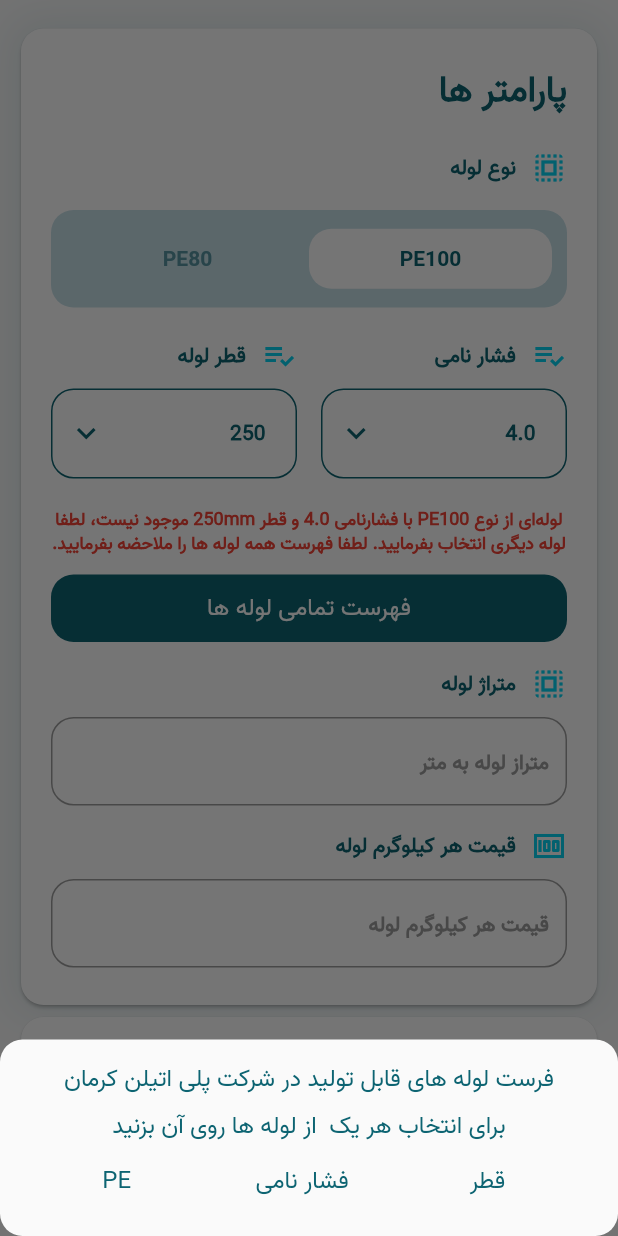
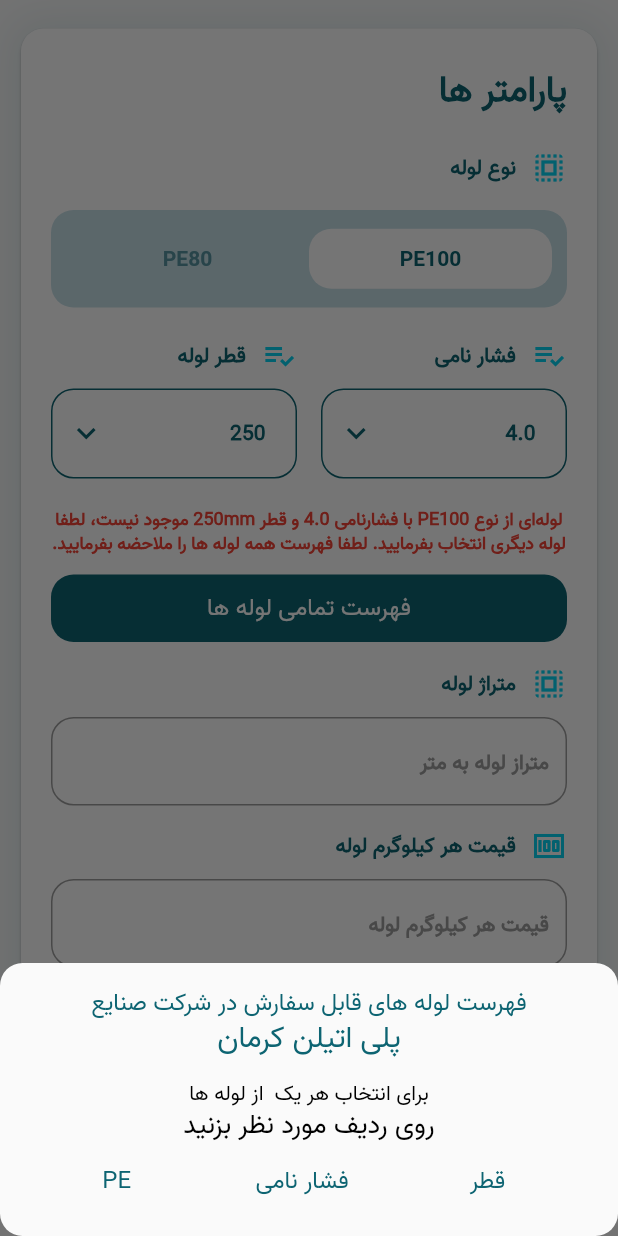
Before and after one commit to Ahmad-Vakilzadeh/kpi-app, a Flutter app: the MeasureScreen screen opened directly, after a tap on "PE80", after a tap on "PE100", after a tap on "فهرست تمامی لوله ها", on a phone screen of 412 x 824 dp. Run offline on Flutter 3.47's test engine with Material 2 defaults, Android fonts, the light colour scheme and no system bars; our stand-ins replace shared_preferences, sqflite; missing offline and left inert: rive_splash_screen; accounts and stored records are empty; Roboto replaces fonts that are missing (Vaizr).

Commit message:
Fix : comments fixes

```diff
--- a/lib/Screens/Measure/page_manage.dart
+++ b/lib/Screens/Measure/page_manage.dart
@@ -2,6 +2,7 @@
 import 'package:flutter/material.dart';
 import 'package:kpi_app/Screens/AboutUs/about_us.dart';
 import 'package:kpi_app/Screens/MeasureScreen/measure_screen.dart';
+import 'package:kpi_app/Screens/OnBoardingScreens/on_boarding.dart';
 import 'package:kpi_app/Screens/Standards/standards_screen.dart';
 import 'package:kpi_app/Widgets/BottomNavigation/bottom_navigation.dart';
 import 'package:kpi_app/constants.dart';
@@ -104,8 +105,10 @@
                   ),
                 ),
                 onTap: () {
-                  Navigator.push(context,
-                      MaterialPageRoute(builder: (context) => const AboutUs()));
+                  Navigator.push(
+                      context,
+                      MaterialPageRoute(
+                          builder: (context) => const OnBoardingScreen()));
                 },
               ),
               ListTile(
--- a/lib/Screens/MeasureScreen/measure_screen.dart
+++ b/lib/Screens/MeasureScreen/measure_screen.dart
@@ -1,6 +1,7 @@
 import 'dart:async';
 
 import 'package:flutter/material.dart';
+import 'package:intl/intl.dart' as intl;
 import 'package:kpi_app/Engine/measuring.dart';
 import 'package:kpi_app/Widgets/input_measure.dart';
 import 'package:kpi_app/Widgets/input_selector.dart';
@@ -10,6 +11,7 @@
 int peNumber = 100;
 int exdia = 250;
 double? pressure = 4;
+var formatter = intl.NumberFormat('#,##,000');
 
 class MeasureScreen extends StatefulWidget {
   const MeasureScreen({Key? key}) : super(key: key);
@@ -531,7 +533,7 @@
                                             child: Column(
                                               children: [
                                                 const Text(
-                                                  "فرست لوله های قابل تولید در شرکت پلی اتیلن کرمان",
+                                                  "فهرست لوله های قابل سفارش در شرکت صنایع",
                                                   textAlign: TextAlign.center,
                                                   textDirection:
                                                       TextDirection.rtl,
@@ -542,18 +544,42 @@
                                                     fontWeight: FontWeight.w400,
                                                   ),
                                                 ),
-                                                const SizedBox(
-                                                  height: 10,
-                                                ),
                                                 const Text(
-                                                  "برای انتخاب هر یک  از لوله ها روی آن بزنید",
+                                                  "پلی اتیلن کرمان",
                                                   textAlign: TextAlign.center,
                                                   textDirection:
                                                       TextDirection.rtl,
                                                   style: TextStyle(
                                                     color: kShadeDarkColor,
                                                     fontFamily: "Vazir",
-                                                    fontSize: 16,
+                                                    fontSize: 20,
+                                                    fontWeight: FontWeight.w400,
+                                                  ),
+                                                ),
+                                                const SizedBox(
+                                                  height: 15,
+                                                ),
+                                                const Text(
+                                                  "برای انتخاب هر یک  از لوله ها",
+                                                  textAlign: TextAlign.center,
+                                                  textDirection:
+                                                      TextDirection.rtl,
+                                                  style: TextStyle(
+                                                    color: Colors.black,
+                                                    fontFamily: "Vazir",
+                                                    fontSize: 14,
+                                                    fontWeight: FontWeight.w400,
+                                                  ),
+                                                ),
+                                                const Text(
+                                                  "روی ردیف مورد نظر بزنید",
+                                                  textAlign: TextAlign.center,
+                                                  textDirection:
+                                                      TextDirection.rtl,
+                                                  style: TextStyle(
+                                                    color: Colors.black,
+                                                    fontFamily: "Vazir",
+                                                    fontSize: 18,
                                                     fontWeight: FontWeight.w400,
                                                   ),
                                                 ),
@@ -825,7 +851,7 @@
                                                             "weight") *
                                                         getNumberFromController(
                                                             lengthCount))
-                                                    .toString(),
+                                                    .toStringAsFixed(2),
                                                 style: const TextStyle(
                                                   color: kShadeDarkColor,
                                                   fontFamily: "Vazir",
@@ -850,7 +876,7 @@
                                             children: [
                                               Text(
                                                 getField(snapshot.data, "SDR")
-                                                    .toStringAsFixed(2),
+                                                    .toStringAsFixed(0),
                                                 style: const TextStyle(
                                                   color: kShadeDarkColor,
                                                   fontFamily: "Vazir",
@@ -859,7 +885,7 @@
                                                 ),
                                               ),
                                               const Text(
-                                                "نسبت قطر به ضخامت",
+                                                "(SDR)نسبت قطر به ضخامت",
                                                 textAlign: TextAlign.right,
                                                 style: TextStyle(
                                                   color: kShadeDarkColor,
@@ -884,11 +910,11 @@
                                                 MainAxisAlignment.spaceBetween,
                                             children: [
                                               Text(
-                                                (getField(snapshot.data,
-                                                            "weight") *
-                                                        getNumberFromController(
-                                                            moneyCount))
-                                                    .toStringAsFixed(2),
+                                                formatter.format((getField(
+                                                        snapshot.data,
+                                                        "weight") *
+                                                    getNumberFromController(
+                                                        moneyCount))),
                                                 style: const TextStyle(
                                                   color: kShadeDarkColor,
                                                   fontFamily: "Vazir",
@@ -912,13 +938,13 @@
                                                 MainAxisAlignment.spaceBetween,
                                             children: [
                                               Text(
-                                                (getNumberFromController(
+                                                formatter.format(
+                                                    (getNumberFromController(
                                                             lengthCount) *
                                                         getField(snapshot.data,
                                                             "weight") *
                                                         getNumberFromController(
-                                                            moneyCount))
-                                                    .toStringAsFixed(4),
+                                                            moneyCount))),
                                                 style: const TextStyle(
                                                   color: kShadeDarkColor,
                                                   fontFamily: "Vazir",
--- a/lib/Screens/OnBoardingScreens/on_boarding.dart
+++ b/lib/Screens/OnBoardingScreens/on_boarding.dart
@@ -99,7 +99,7 @@
                                               CrossAxisAlignment.end,
                                           children: const [
                                             Text(
-                                              "در صفحه اندازه گیری مشقخصات لوله های مورد نظر را وارد نموده و جواب بگیرید",
+                                              "در صفحه اندازه گیری میتونید مشخصات لوله مورد نظر خود را وارد نموده و نتیجه آن را ملاحظه نمایید",
                                               textAlign: TextAlign.right,
                                               style: TextStyle(
                                                 color: kShadeDarkColor,
@@ -136,7 +136,7 @@
                               isOpen: isSecondOneOpen,
                               name: "استاندارد",
                               //Standard
-                              desc: "از استاندارد های روز لوله.",
+                              desc: "استاندارد های  لوله",
                               iconPath: Icons.document_scanner_outlined,
                             ),
                             !isSecondOneOpen
@@ -153,12 +153,13 @@
                                             borderRadius:
                                                 BorderRadius.circular(15)),
                                         child: Container(
+                                          width: double.infinity,
                                           padding: const EdgeInsets.symmetric(
                                               horizontal: 20, vertical: 30),
                                           child: Column(
                                             children: const [
                                               Text(
-                                                "از تمامی استاندارد های لوله های پلی اتیلن با خبر باشید",
+                                                "از تمام استاندارد های لوله های پلی اتیلن باخبر شوید",
                                                 textAlign: TextAlign.right,
                                                 style: TextStyle(
                                                   color: kShadeDarkColor,
--- a/pubspec.yaml
+++ b/pubspec.yaml
@@ -20,6 +20,7 @@
   cupertino_icons: ^1.0.4
   rive: ^0.8.1
   shared_preferences: ^2.0.13
+  intl: ^0.17.0
 
 
 dev_dependencies:
```
Also changed, not shown: pubspec.lock.
